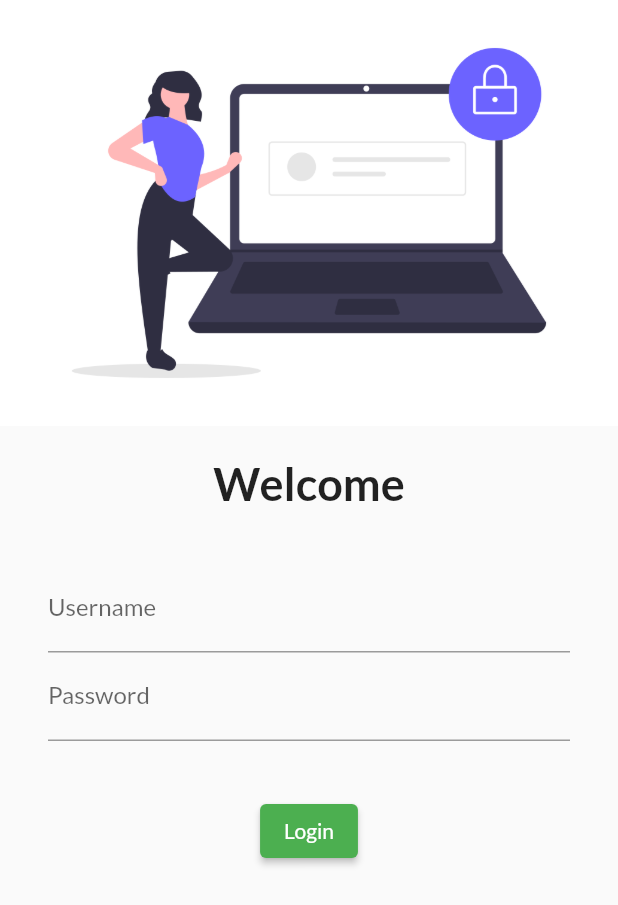
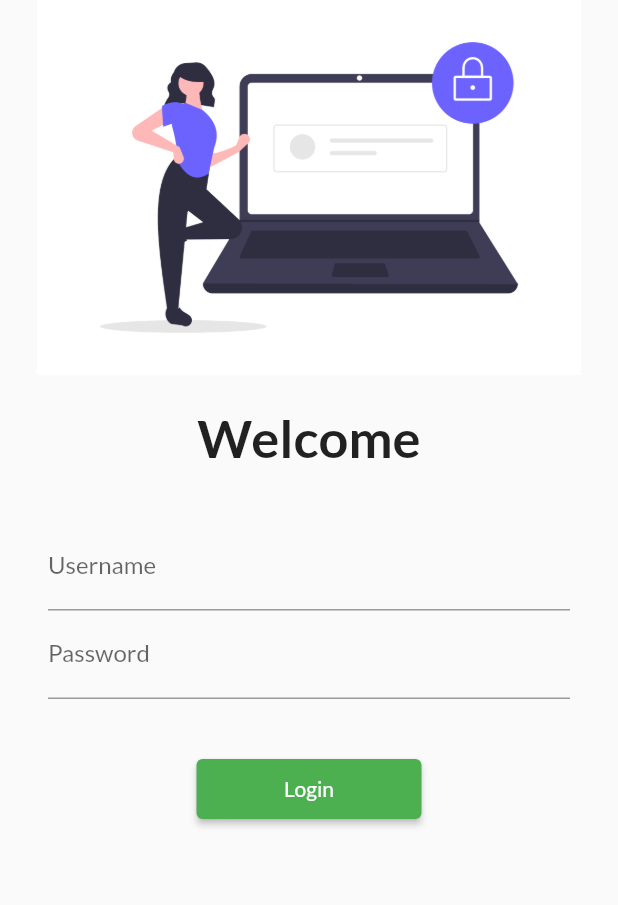
Before and after one commit to atharvajoshi1007/Flutter, a Flutter app: the screen it shows after launch, on a phone screen of 412 x 824 dp. Shown: the top 905 px of the screen. Run offline on Flutter 3.47's test engine with Material 2 defaults, Android fonts, the phone set to English and light mode, and no system bars; our stand-ins replace google_fonts.

Commit message:
initial commit

```diff
--- a/flutter_catalog/lib/Pages/login_page.dart
+++ b/flutter_catalog/lib/Pages/login_page.dart
@@ -1,14 +1,17 @@
 import 'package:flutter/material.dart';
+import 'package:flutter_catalog/utils/routes.dart';
 
 class LoginPage extends StatelessWidget {
   @override
   Widget build(BuildContext context) {
     return Material(
-        child: Column(
+        child: SingleChildScrollView(
+            child: Column(
       children: [
         Image.asset(
           "assets/images/Login_Image.png",
           fit: BoxFit.cover,
+          height: 250,
         ),
         SizedBox(
           height: 20.0,
@@ -16,7 +19,7 @@ class LoginPage extends StatelessWidget {
         Text(
           "Welcome",
           style: TextStyle(
-            fontSize: 30,
+            fontSize: 35,
             fontWeight: FontWeight.bold,
           ),
         ),
@@ -42,12 +45,14 @@ class LoginPage extends StatelessWidget {
         ),
         ElevatedButton(
           child: Text("Login"),
-          style: TextButton.styleFrom(),
+          style: TextButton.styleFrom(
+            minimumSize: Size(150, 40),
+          ),
           onPressed: () {
-            print("hello flutter");
+            Navigator.pushNamed(context, MyRoutes.homeRoute);
           },
         )
       ],
-    ));
+    )));
   }
 }
--- a/flutter_catalog/lib/main.dart
+++ b/flutter_catalog/lib/main.dart
@@ -1,6 +1,7 @@
 import 'package:flutter/material.dart';
 import 'package:flutter_catalog/Pages/home_page.dart';
 import 'package:flutter_catalog/Pages/login_page.dart';
+import 'package:flutter_catalog/utils/routes.dart';
 import 'package:google_fonts/google_fonts.dart';
 
 void main() {
@@ -20,8 +21,8 @@ class MyApp extends StatelessWidget {
       initialRoute: "/login",
       routes: {
         "/": (context) => LoginPage(),
-        "/home": (context) => HomePage(),
-        "/login": (context) => LoginPage()
+        MyRoutes.homeRoute: (context) => HomePage(),
+        MyRoutes.loginRoute: (context) => LoginPage()
       },
     );
   }
--- /dev/null
+++ b/flutter_catalog/lib/utils/routes.dart
@@ -0,0 +1,4 @@
+class MyRoutes {
+  static String loginRoute = "/login";
+  static String homeRoute = "/home";
+}
```
